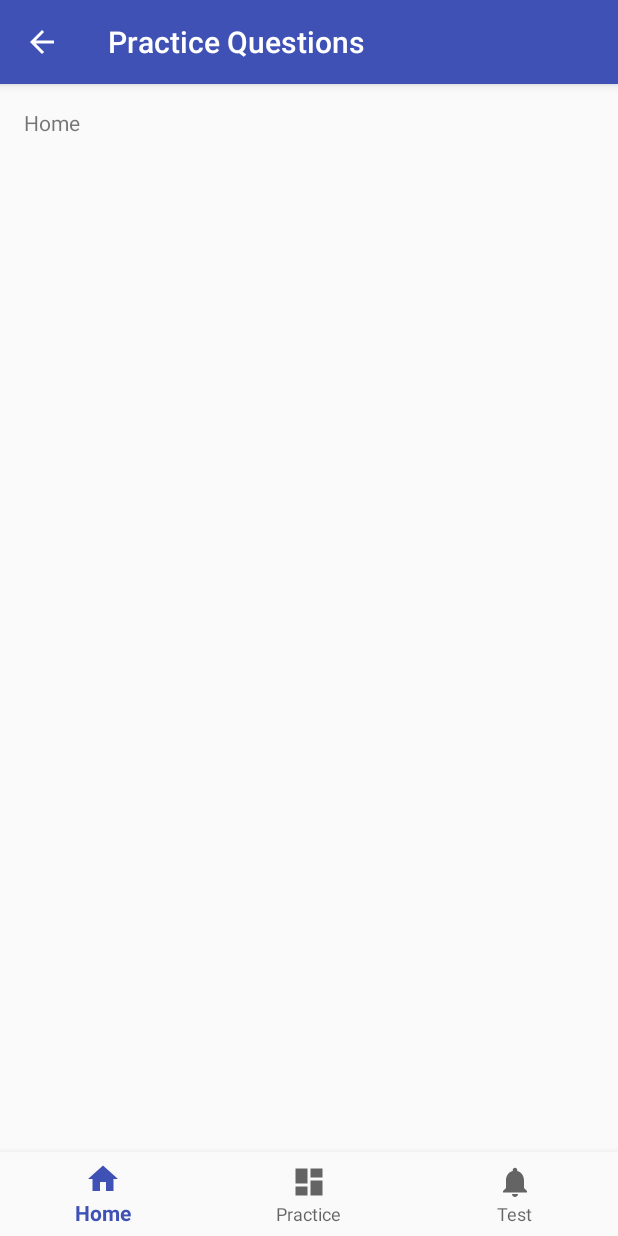
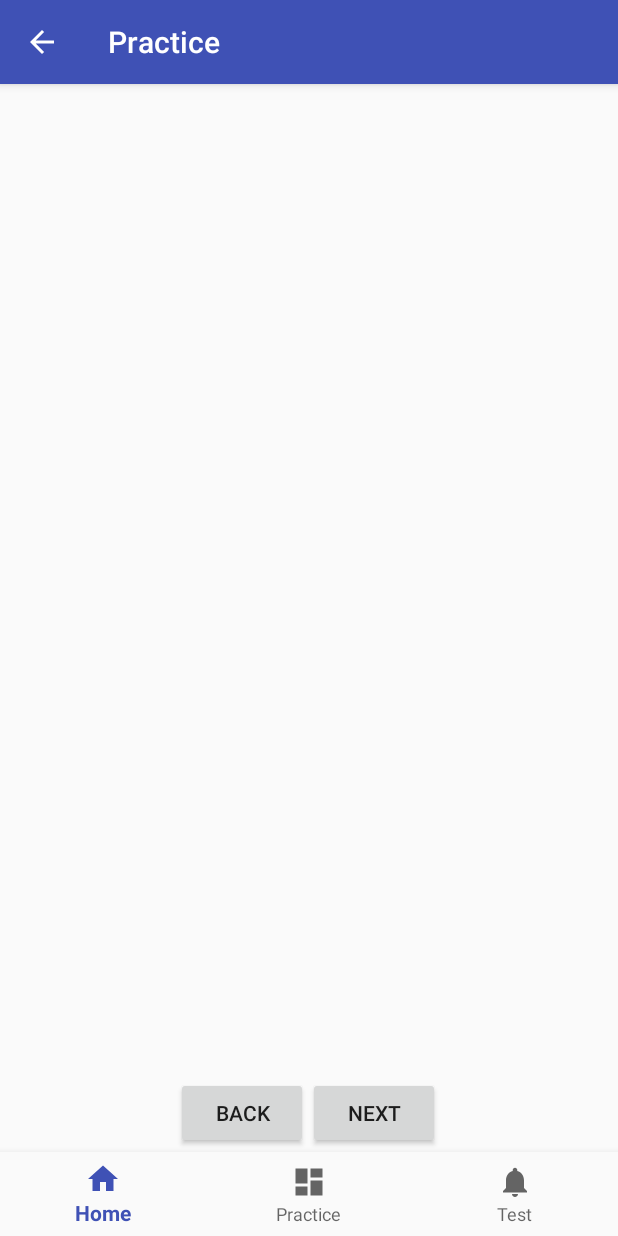
Before and after one commit to PenguinTamer/DataPathSimulator, an Android app: the PracticeQuestions screen opened directly, with no data from a screen before it, on a phone screen of 412 x 824 dp. Run offline under Robolectric (Android 15) with nearby library versions, the light colour scheme and no system bars.

Commit message:
Addition of buttons to practice_question activity (Will hold cycle through slides for given subject selected from list on activity_practice

```diff
--- a/app/src/main/res/layout/activity_practice_questions.xml
+++ b/app/src/main/res/layout/activity_practice_questions.xml
@@ -7,27 +7,35 @@
     android:layout_height="match_parent"
     tools:context=".PracticeQuestions">
 
-    <TextView
-        android:id="@+id/message"
-        android:layout_width="wrap_content"
-        android:layout_height="wrap_content"
-        android:layout_marginLeft="@dimen/activity_horizontal_margin"
-        android:layout_marginStart="@dimen/activity_horizontal_margin"
-        android:layout_marginTop="@dimen/activity_vertical_margin"
-        android:text="@string/title_home"
-        app:layout_constraintLeft_toLeftOf="parent"
-        app:layout_constraintTop_toTopOf="parent" />
-
     <android.support.design.widget.BottomNavigationView
         android:id="@+id/navigation"
         android:layout_width="0dp"
         android:layout_height="wrap_content"
-        android:layout_marginEnd="0dp"
-        android:layout_marginStart="0dp"
         android:background="?android:attr/windowBackground"
         app:layout_constraintBottom_toBottomOf="parent"
         app:layout_constraintLeft_toLeftOf="parent"
         app:layout_constraintRight_toRightOf="parent"
         app:menu="@menu/navigation" />
 
+    <Button
+        android:id="@+id/slideBackButton"
+        android:layout_width="wrap_content"
+        android:layout_height="wrap_content"
+        android:text="Back"
+        app:layout_constraintBaseline_toBaselineOf="@+id/slideNextButton"
+        app:layout_constraintEnd_toStartOf="@+id/slideNextButton"
+        app:layout_constraintHorizontal_chainStyle="packed"
+        app:layout_constraintStart_toStartOf="parent" />
+
+    <Button
+        android:id="@+id/slideNextButton"
+        android:layout_width="wrap_content"
+        android:layout_height="wrap_content"
+        android:layout_marginBottom="2dp"
+        android:layout_marginEnd="2dp"
+        android:text="Next"
+        app:layout_constraintBottom_toTopOf="@+id/navigation"
+        app:layout_constraintEnd_toEndOf="parent"
+        app:layout_constraintStart_toEndOf="@+id/slideBackButton" />
+
 </android.support.constraint.ConstraintLayout>
--- a/app/src/main/res/values/strings.xml
+++ b/app/src/main/res/values/strings.xml
@@ -8,5 +8,5 @@
     <string name="title_notifications">Notifications</string>
     <string name="title_activity_test">Test</string>
     <string name="title_activity_data_path_sim">Data Path Sim</string>
-    <string name="title_activity_practice_questions">Practice Questions</string>
+    <string name="title_activity_practice_questions">Practice</string>
 </resources>
```
